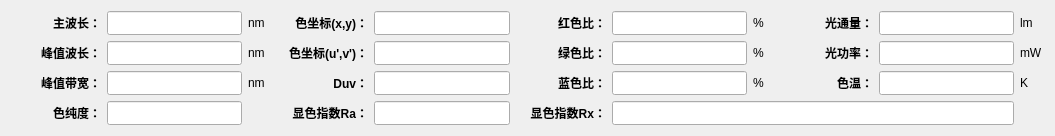
Before: the Qt Designer form SL2000/HDetailWidget2000.ui in hexianqi/QtCode, drawn with Qt 5.
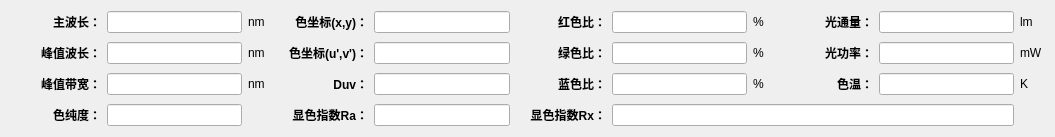
After: the same form once the commit is applied.

Patch:
```diff
--- a/SL2000/HDetailWidget2000.ui
+++ b/SL2000/HDetailWidget2000.ui
@@ -7,16 +7,19 @@
     <x>0</x>
     <y>0</y>
     <width>1055</width>
-    <height>132</height>
+    <height>125</height>
    </rect>
   </property>
   <layout class="QGridLayout" name="gridLayout">
+   <property name="verticalSpacing">
+    <number>9</number>
+   </property>
    <item row="0" column="0">
     <widget class="QLabel" name="label_011">
      <property name="minimumSize">
       <size>
        <width>90</width>
-       <height>24</height>
+       <height>0</height>
       </size>
      </property>
      <property name="text">
@@ -32,7 +35,7 @@
      <property name="minimumSize">
       <size>
        <width>100</width>
-       <height>24</height>
+       <height>0</height>
       </size>
      </property>
      <property name="alignment">
@@ -48,7 +51,7 @@
      <property name="minimumSize">
       <size>
        <width>24</width>
-       <height>24</height>
+       <height>0</height>
       </size>
      </property>
      <property name="text">
@@ -64,7 +67,7 @@
      <property name="minimumSize">
       <size>
        <width>90</width>
-       <height>24</height>
+       <height>0</height>
       </size>
      </property>
      <property name="text">
@@ -80,7 +83,7 @@
      <property name="minimumSize">
       <size>
        <width>100</width>
-       <height>24</height>
+       <height>0</height>
       </size>
      </property>
      <property name="alignment">
@@ -96,7 +99,7 @@
      <property name="minimumSize">
       <size>
        <width>90</width>
-       <height>24</height>
+       <height>0</height>
       </size>
      </property>
      <property name="text">
@@ -116,7 +119,7 @@
      <property name="minimumSize">
       <size>
        <width>100</width>
-       <height>24</height>
+       <height>0</height>
       </size>
      </property>
      <property name="alignment">
@@ -132,7 +135,7 @@
      <property name="minimumSize">
       <size>
        <width>24</width>
-       <height>24</height>
+       <height>0</height>
       </size>
      </property>
      <property name="text">
@@ -152,7 +155,7 @@
      <property name="minimumSize">
       <size>
        <width>90</width>
-       <height>24</height>
+       <height>0</height>
       </size>
      </property>
      <property name="text">
@@ -168,7 +171,7 @@
      <property name="minimumSize">
       <size>
        <width>100</width>
-       <height>24</height>
+       <height>0</height>
       </size>
      </property>
      <property name="alignment">
@@ -184,7 +187,7 @@
      <property name="minimumSize">
       <size>
        <width>24</width>
-       <height>24</height>
+       <height>0</height>
       </size>
      </property>
      <property name="text">
@@ -200,7 +203,7 @@
      <property name="minimumSize">
       <size>
        <width>90</width>
-       <height>24</height>
+       <height>0</height>
       </size>
      </property>
      <property name="text">
@@ -216,7 +219,7 @@
      <property name="minimumSize">
       <size>
        <width>100</width>
-       <height>24</height>
+       <height>0</height>
       </size>
      </property>
      <property name="alignment">
@@ -232,7 +235,7 @@
      <property name="minimumSize">
       <size>
        <width>24</width>
-       <height>24</height>
+       <height>0</height>
       </size>
      </property>
      <property name="text">
@@ -248,7 +251,7 @@
      <property name="minimumSize">
       <size>
        <width>90</width>
-       <height>24</height>
+       <height>0</height>
       </size>
      </property>
      <property name="text">
@@ -264,7 +267,7 @@
      <property name="minimumSize">
       <size>
        <width>100</width>
-       <height>24</height>
+       <height>0</height>
       </size>
      </property>
      <property name="alignment">
@@ -280,7 +283,7 @@
      <property name="minimumSize">
       <size>
        <width>90</width>
-       <height>24</height>
+       <height>0</height>
       </size>
      </property>
      <property name="text">
@@ -300,7 +303,7 @@
      <property name="minimumSize">
       <size>
        <width>100</width>
-       <height>24</height>
+       <height>0</height>
       </size>
      </property>
      <property name="alignment">
@@ -316,7 +319,7 @@
      <property name="minimumSize">
       <size>
        <width>24</width>
-       <height>24</height>
+       <height>0</height>
       </size>
      </property>
      <property name="text">
@@ -336,7 +339,7 @@
      <property name="minimumSize">
       <size>
        <width>90</width>
-       <height>24</height>
+       <height>0</height>
       </size>
      </property>
      <property name="text">
@@ -352,7 +355,7 @@
      <property name="minimumSize">
       <size>
        <width>100</width>
-       <height>24</height>
+       <height>0</height>
       </size>
      </property>
      <property name="alignment">
@@ -368,7 +371,7 @@
      <property name="minimumSize">
       <size>
        <width>24</width>
-       <height>24</height>
+       <height>0</height>
       </size>
      </property>
      <property name="text">
@@ -384,7 +387,7 @@
      <property name="minimumSize">
       <size>
        <width>90</width>
-       <height>24</height>
+       <height>0</height>
       </size>
      </property>
      <property name="text">
@@ -400,7 +403,7 @@
      <property name="minimumSize">
       <size>
        <width>100</width>
-       <height>24</height>
+       <height>0</height>
       </size>
      </property>
      <property name="alignment">
@@ -416,7 +419,7 @@
      <property name="minimumSize">
       <size>
        <width>24</width>
-       <height>24</height>
+       <height>0</height>
       </size>
      </property>
      <property name="text">
@@ -432,7 +435,7 @@
      <property name="minimumSize">
       <size>
        <width>90</width>
-       <height>24</height>
+       <height>0</height>
       </size>
      </property>
      <property name="text">
@@ -448,7 +451,7 @@
      <property name="minimumSize">
       <size>
        <width>100</width>
-       <height>24</height>
+       <height>0</height>
       </size>
      </property>
      <property name="alignment">
@@ -464,7 +467,7 @@
      <property name="minimumSize">
       <size>
        <width>90</width>
-       <height>24</height>
+       <height>0</height>
       </size>
      </property>
      <property name="text">
@@ -484,7 +487,7 @@
      <property name="minimumSize">
       <size>
        <width>100</width>
-       <height>24</height>
+       <height>0</height>
       </size>
      </property>
      <property name="alignment">
@@ -500,7 +503,7 @@
      <property name="minimumSize">
       <size>
        <width>24</width>
-       <height>24</height>
+       <height>0</height>
       </size>
      </property>
      <property name="text">
@@ -520,7 +523,7 @@
      <property name="minimumSize">
       <size>
        <width>90</width>
-       <height>24</height>
+       <height>0</height>
       </size>
      </property>
      <property name="text">
@@ -536,7 +539,7 @@
      <property name="minimumSize">
       <size>
        <width>100</width>
-       <height>24</height>
+       <height>0</height>
       </size>
      </property>
      <property name="alignment">
@@ -552,7 +555,7 @@
      <property name="minimumSize">
       <size>
        <width>24</width>
-       <height>24</height>
+       <height>0</height>
       </size>
      </property>
      <property name="text">
@@ -568,7 +571,7 @@
      <property name="minimumSize">
       <size>
        <width>90</width>
-       <height>24</height>
+       <height>0</height>
       </size>
      </property>
      <property name="text">
@@ -584,7 +587,7 @@
      <property name="minimumSize">
       <size>
        <width>100</width>
-       <height>24</height>
+       <height>0</height>
       </size>
      </property>
      <property name="alignment">
@@ -600,7 +603,7 @@
      <property name="minimumSize">
       <size>
        <width>90</width>
-       <height>24</height>
+       <height>0</height>
       </size>
      </property>
      <property name="text">
@@ -616,7 +619,7 @@
      <property name="minimumSize">
       <size>
        <width>100</width>
-       <height>24</height>
+       <height>0</height>
       </size>
      </property>
      <property name="alignment">
@@ -632,7 +635,7 @@
      <property name="minimumSize">
       <size>
        <width>90</width>
-       <height>24</height>
+       <height>0</height>
       </size>
      </property>
      <property name="text">
@@ -648,7 +651,7 @@
      <property name="minimumSize">
       <size>
        <width>400</width>
-       <height>24</height>
+       <height>0</height>
       </size>
      </property>
      <property name="text">
```
